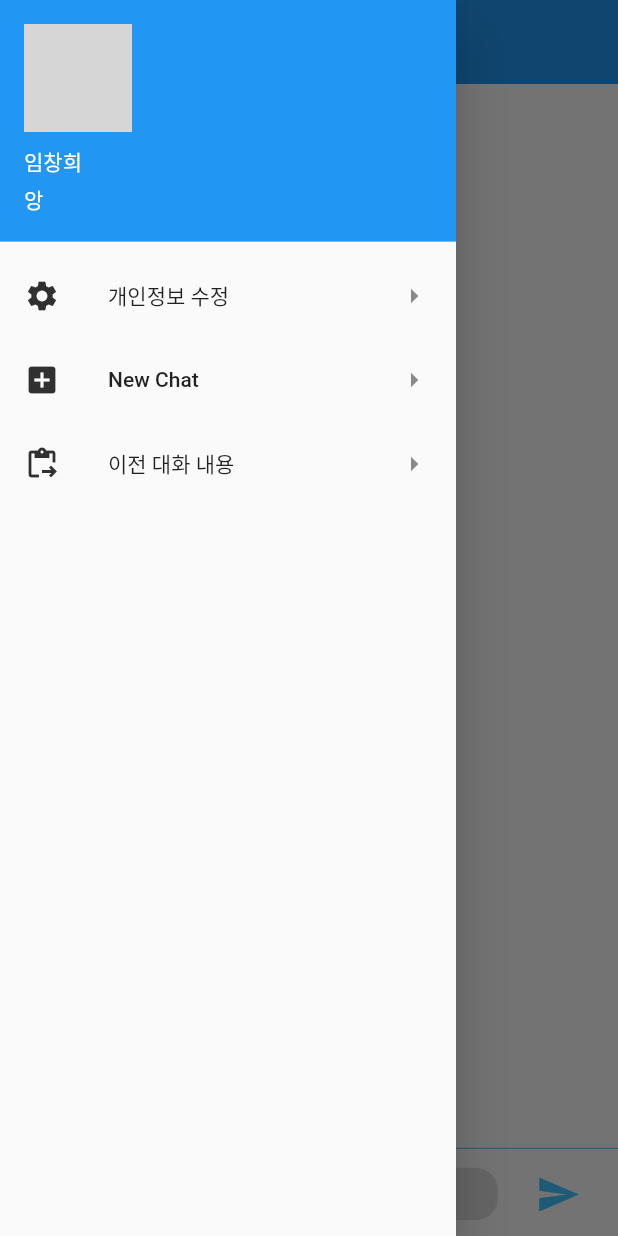
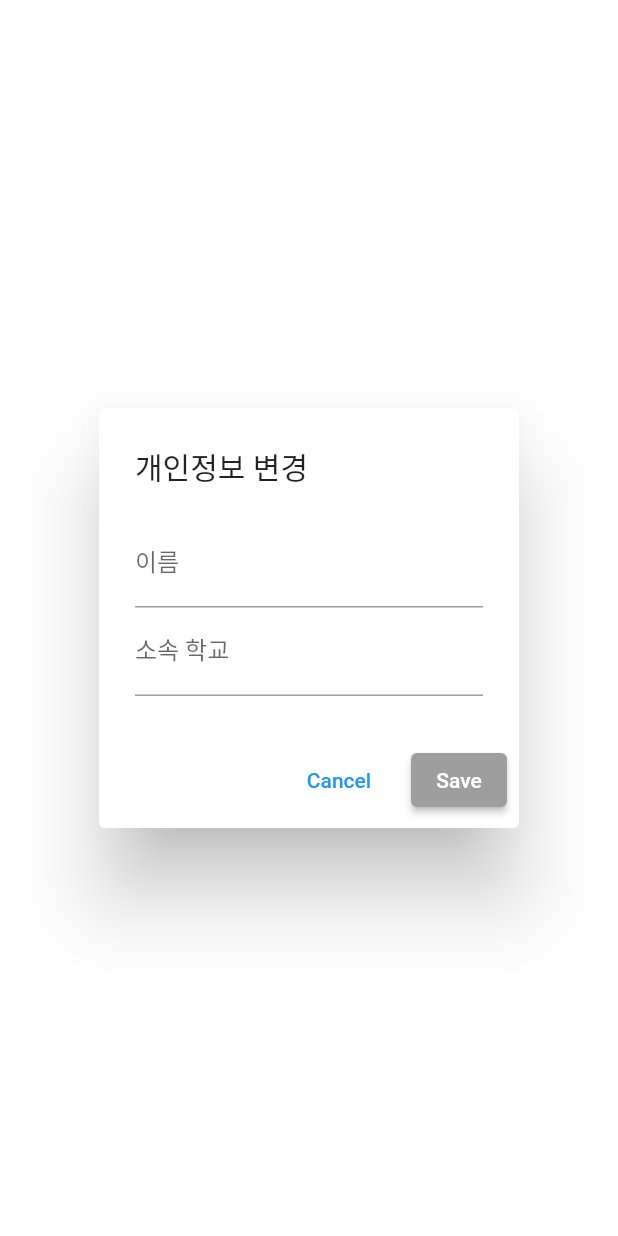
Before and after one commit to DaeDongProject/FrontEnd, a Flutter app: the screen it shows after launch, in the side drawer, after a tap on "개인정보 수정", on a phone screen of 412 x 824 dp. Run offline on Flutter 3.47's test engine with Material 2 defaults, Android fonts, the phone set to English and light mode, and no system bars; our stand-ins replace bubble, logger, shared_preferences; grey boxes are pictures that could not be loaded.

Commit message:
daedong(0630)
23.06.30

```diff
--- /dev/null
+++ b/daedong3/lib/data/personal_information.dart
@@ -0,0 +1,26 @@
+class PersonalInformation{
+  late String name;
+  late String university;
+
+  PersonalInformation(this.name, this.university);
+
+  PersonalInformation.fromJson(Map<String, String> personalInformationMap){
+    name = personalInformationMap['name'] ?? "익명";
+    university = personalInformationMap['university'] ?? "익명학교";
+  }
+
+  Map<String, String> toJson(){
+    return {
+      'name' : name,
+      'university' : university
+    };
+  }
+
+  String getName(){
+    return name;
+  }
+
+  String getUniversity(){
+    return university;
+  }
+}
--- /dev/null
+++ b/daedong3/lib/data/sp_helper.dart
@@ -0,0 +1,18 @@
+import 'package:daedong3/data/personal_information.dart';
+import 'package:shared_preferences/shared_preferences.dart';
+import 'dart:convert';
+
+class SPHelper{
+  static late SharedPreferences prefs;
+
+  Future init() async{
+    prefs = await SharedPreferences.getInstance();
+  }
+
+  Future writePersonalInformation(PersonalInformation personalInformation) async{
+    prefs.setString(
+        personalInformation.name.toString(),
+        json.encode(personalInformation.toJson())
+    );
+  }
+}
--- /dev/null
+++ b/daedong3/lib/hamburger_menu.dart
@@ -0,0 +1,106 @@
+import 'package:daedong3/data/personal_information.dart';
+import 'package:daedong3/home_page.dart';
+import 'package:daedong3/past_dialog.dart';
+import 'package:daedong3/privacy_update.dart';
+import 'package:flutter/material.dart';
+
+class HamburgerMenu extends StatefulWidget {
+  HamburgerMenu({Key? key}) : super(key: key);
+
+  PersonalInformation information = PersonalInformation("김승민", "수원대학교");
+
+  @override
+  State<HamburgerMenu> createState() => _HamburgerMenuState();
+}
+
+class _HamburgerMenuState extends State<HamburgerMenu> {
+
+  @override
+  void initState() {
+    // TODO: implement initState
+    super.initState();
+
+  }
+
+  @override
+  void didChangeDependencies() {
+    // TODO: implement didChangeDependencies
+    super.didChangeDependencies();
+
+  }
+  @override
+  Widget build(BuildContext context) {
+    return Drawer(
+
+      child: ListView(
+        padding: EdgeInsets.zero,
+        children: <Widget>[
+          //StreamBuilder 확인
+          UserAccountsDrawerHeader(
+            decoration: BoxDecoration(color: Colors.lightBlueAccent),
+            accountName: Text(widget.information.getName()),
+            accountEmail: Text(widget.information.getUniversity()),
+            currentAccountPicture: CircleAvatar(
+              // 프로필 사진 변경 미구현
+              backgroundImage: AssetImage('assets/basic_profile.jpeg'),
+              //backgroundColor: Colors.blueAccent,
+            ),
+          ),
+          ListTile(
+            leading: Icon(
+              Icons.settings,
+              color: Colors.grey[850],
+            ),
+            title: Text("개인정보 수정"),
+            onTap: () async {
+              PersonalInformation updateInformation = await Navigator.push(
+                context,
+                MaterialPageRoute(
+                    builder: (BuildContext context) =>
+                        PrivacyUpdate(
+                          information: widget.information,)),
+              );
+              setState(() {
+                widget.information = updateInformation;
+              });
+            },
+            trailing: Icon(Icons.arrow_right),
+          ),
+          ListTile(
+            leading: Icon(
+              Icons.add_box,
+              color: Colors.grey[850],
+            ),
+            title: Text("New Chat"),
+            onTap: () => {
+              Navigator.push(
+                context,
+                MaterialPageRoute(builder: (BuildContext context) =>
+                    HomePage()),
+              )
+            },
+            trailing: Icon(Icons.arrow_right),
+          ),
+
+          ListTile(
+            leading: Icon(
+              Icons.content_paste_go,
+              color: Colors.grey[850],
+            ),
+            title: Text("이전 대화 내용"),
+            onTap: () {
+              Navigator.push(context,
+                  MaterialPageRoute(
+                      builder: (BuildContext context) =>
+                          PastDialog()
+                  ));
+
+
+            },
+            trailing: Icon(Icons.arrow_right),
+          ),
+        ],
+      ),
+    );
+  }
+}
--- a/daedong3/lib/home_page.dart
+++ b/daedong3/lib/home_page.dart
@@ -3,6 +3,7 @@ import 'package:flutter/material.dart';
 import 'package:intl/intl.dart';
 import 'package:logger/logger.dart';
 
+import 'hamburger_menu.dart';
 import 'models/user.dart';
 
 
@@ -15,10 +16,7 @@ class HomePage extends StatefulWidget {
 class _HomePageState extends State<HomePage> {
   GlobalKey<AnimatedListState> _animListKey = GlobalKey<AnimatedListState>();
   final messageController = TextEditingController();
-  User user = new User(id: '00100',
-    name: '임창희',
-    phoneNumber: '010',
-    schoolEmail: 'ss', password: 'asd', schoolName: '앙', pushAlram: true, personalInformation: true, chatRoomOid: []);
+
     // 넘어 오는 데이터로 하기
 
   List<String> _chats = [];
@@ -33,6 +31,7 @@ class _HomePageState extends State<HomePage> {
             )),
             centerTitle: true,
             elevation: 0.0 ,
+
 
           ),
           body: Container(
@@ -113,49 +112,7 @@ class _HomePageState extends State<HomePage> {
             ),
           ),
 
-          drawer: Drawer(
-            child: ListView(
-              padding: EdgeInsets.zero,
-              children: <Widget>[
-                UserAccountsDrawerHeader(
-                  accountName: Text("${user.name}"),
-                  accountEmail: Text("${user.schoolName}"),
-                  currentAccountPicture: CircleAvatar(
-                    backgroundImage: AssetImage('assets/'),
-                    backgroundColor: Colors.lightBlueAccent,
-                  ),
-
-
-                ),
-                ListTile(
-                  leading: Icon(Icons.settings, color: Colors.grey[850],),
-                  title: Text("개인정보 수정"),
-                  onTap: () => {
-                    print("개인정보 수정 창 ")
-                  },
-                  trailing: Icon(Icons.arrow_right),
-                ),
-                ListTile(
-                  leading: Icon(Icons.add_box, color: Colors.grey[850],),
-                  title: Text("New Chat"),
-                  onTap: () => {
-                    print("채팅창 리프레쉬")
-                  },
-                  trailing: Icon(Icons.arrow_right),
-                ),
-
-                ListTile(
-                  leading: Icon(Icons.content_paste_go, color: Colors.grey[850],),
-                  title: Text("이전 대화 내용"),
-                  onTap: () => {
-                    print("팝업창을 이용하여 대화내역 불러오기")
-                  },
-                  trailing: Icon(Icons.arrow_right),
-                ),
-
-              ],
-            ),
-          ),
+          drawer: HamburgerMenu(),
         );
 
   }
--- a/daedong3/lib/main.dart
+++ b/daedong3/lib/main.dart
@@ -13,8 +13,12 @@ class MyApp extends StatelessWidget {
 
   Widget build(BuildContext context) {
     return MaterialApp(
+        theme: ThemeData(
+          appBarTheme: AppBarTheme(backgroundColor: Colors.lightBlueAccent)
+        ),
         debugShowCheckedModeBanner: false,
       home: HomePage(),
+
     );
 
   }
--- /dev/null
+++ b/daedong3/lib/privacy_update.dart
@@ -0,0 +1,88 @@
+import 'package:daedong3/data/personal_information.dart';
+import 'package:flutter/material.dart';
+import 'data/sp_helper.dart';
+
+class PrivacyUpdate extends StatefulWidget {
+  const PrivacyUpdate({Key? key, required PersonalInformation information}) : super(key: key);
+
+
+  @override
+  State<PrivacyUpdate> createState() => _PrivacyUpdate();
+}
+
+class _PrivacyUpdate extends State<PrivacyUpdate> {
+
+  final TextEditingController txtName = TextEditingController();
+  final TextEditingController txtUniversity = TextEditingController();
+  final SPHelper helper = SPHelper();
+
+  String textName='';
+  String textUniversity='';
+
+  @override
+  void initState() {
+    // TODO: implement initState
+    super.initState();
+    helper.init();
+  }
+
+  Future updatePersonalInformation() async{
+    PersonalInformation newPersonalInformation = PersonalInformation(txtName.text, txtUniversity.text);
+    helper.writePersonalInformation(newPersonalInformation);
+    txtName.text = '';
+    txtUniversity.text = '';
+    Navigator.pop(context, newPersonalInformation);
+
+  }
+
+  @override
+  Widget build(BuildContext context) {
+    return AlertDialog(
+      title: const Text("개인정보 변경"),
+      content: SingleChildScrollView(
+          child: Column(
+            children: [
+              TextField(
+                onChanged: (text){
+                  setState(() {
+                    textName = text;
+                  });
+                },
+                controller: txtName,
+                decoration: InputDecoration(labelText: "이름"),
+              ),
+              TextField(
+                onChanged: (text){
+                  setState(() {
+                    textUniversity = text;
+                  });
+                },
+                controller: txtUniversity,
+                decoration: InputDecoration(labelText: "소속 학교"),
+              )
+            ],
+          )
+      ),
+      actions: [
+        TextButton(
+          child: Text("Cancel"),
+          onPressed: (){
+            Navigator.pop(context, );
+          },
+        ),
+        SizedBox(height: 16,),
+        ElevatedButton(
+          onPressed: (){
+            textName.isNotEmpty && textUniversity.isNotEmpty ?
+            updatePersonalInformation()
+                : null;
+          },
+          style: ElevatedButton.styleFrom(
+            backgroundColor: (textName.isNotEmpty && textUniversity.isNotEmpty) ? Colors.blue : Colors.grey,
+          ),
+          child: Text("Save"),
+        ),
+      ],
+    );
+  }
+}
--- a/daedong3/pubspec.yaml
+++ b/daedong3/pubspec.yaml
@@ -38,6 +38,8 @@ dependencies:
   bubble:
   intl : ^0.17.0
   logger: ^1.3.0
+  shared_preferences: ^2.1.1
+
 
 
 
@@ -58,7 +60,7 @@ dev_dependencies:
 # The following section is specific to Flutter packages.
 flutter:
   assets:
-    - assets/
+    - assets/basic_profile.jpeg
 
 
   # The following line ensures that the Material Icons font is
```
Also changed, not shown: daedong3/lib/chat_message.dart (+10 -11 lines), daedong3/lib/models/chatRoom.dart (+7 -1 lines), daedong3/lib/models/chatRoom_context.dart (+6 -1 lines), daedong3/lib/past_dialog.dart (added, +52 -0 lines), daedong3/assets/basic_profile.jpeg (added), daedong3/pubspec.lock.
